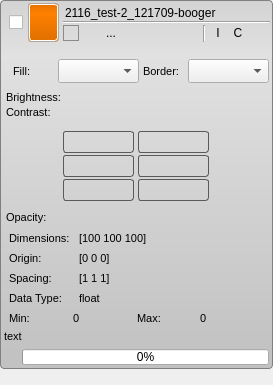
Above: src/Interface/AppInterface/LayerWidget.ui from SCIInstitute/Seg3D before the change. Below: the same form after it.
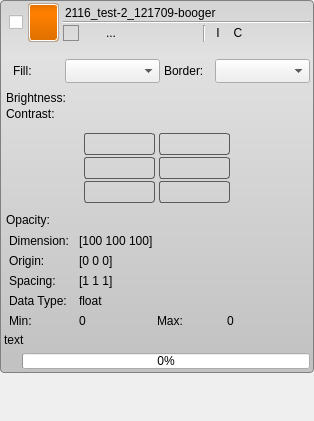
That is the form after the change. Icons and pictures are not drawn.

Patch:
```diff
--- a/src/Interface/AppInterface/LayerWidget.ui
+++ b/src/Interface/AppInterface/LayerWidget.ui
@@ -6,8 +6,8 @@
    <rect>
     <x>0</x>
     <y>0</y>
-    <width>273</width>
-    <height>385</height>
+    <width>314</width>
+    <height>421</height>
    </rect>
   </property>
   <property name="mouseTracking">
@@ -815,11 +815,6 @@
                 <height>30</height>
                </size>
               </property>
-              <property name="font">
-               <font>
-                <pointsize>8</pointsize>
-               </font>
-              </property>
               <property name="text">
                <string>Fill:</string>
               </property>
@@ -849,11 +844,6 @@
                 <height>30</height>
                </size>
               </property>
-              <property name="font">
-               <font>
-                <pointsize>8</pointsize>
-               </font>
-              </property>
               <property name="text">
                <string>Border:</string>
               </property>
@@ -898,11 +888,6 @@
                    <verstretch>0</verstretch>
                   </sizepolicy>
                  </property>
-                 <property name="font">
-                  <font>
-                   <pointsize>8</pointsize>
-                  </font>
-                 </property>
                  <property name="text">
                   <string>Brightness:</string>
                  </property>
@@ -940,11 +925,6 @@
                    <height>16777215</height>
                   </size>
                  </property>
-                 <property name="font">
-                  <font>
-                   <pointsize>8</pointsize>
-                  </font>
-                 </property>
                  <property name="text">
                   <string>Contrast:</string>
                  </property>
@@ -1156,11 +1136,6 @@
             </property>
             <item>
              <widget class="QLabel" name="opacity_label_">
-              <property name="font">
-               <font>
-                <pointsize>8</pointsize>
-               </font>
-              </property>
               <property name="text">
                <string>Opacity:</string>
               </property>
@@ -1206,23 +1181,13 @@
                <height>20</height>
               </size>
              </property>
-             <property name="font">
-              <font>
-               <pointsize>8</pointsize>
-              </font>
-             </property>
              <property name="text">
-              <string>Dimensions:</string>
+              <string>Dimension:</string>
              </property>
             </widget>
            </item>
            <item>
             <widget class="QLabel" name="dimensions_">
-             <property name="font">
-              <font>
-               <pointsize>8</pointsize>
-              </font>
-             </property>
              <property name="text">
               <string>[100 100 100]</string>
              </property>
@@ -1246,11 +1211,6 @@
                <height>20</height>
               </size>
              </property>
-             <property name="font">
-              <font>
-               <pointsize>8</pointsize>
-              </font>
-             </property>
              <property name="text">
               <string>Origin:</string>
              </property>
@@ -1258,11 +1218,6 @@
            </item>
            <item>
             <widget class="QLabel" name="origin_label_">
-             <property name="font">
-              <font>
-               <pointsize>8</pointsize>
-              </font>
-             </property>
              <property name="text">
               <string>[0 0 0]</string>
              </property>
@@ -1286,11 +1241,6 @@
                <height>20</height>
               </size>
              </property>
-             <property name="font">
-              <font>
-               <pointsize>8</pointsize>
-              </font>
-             </property>
              <property name="text">
               <string>Spacing:</string>
              </property>
@@ -1298,11 +1248,6 @@
            </item>
            <item>
             <widget class="QLabel" name="spacing_label_">
-             <property name="font">
-              <font>
-               <pointsize>8</pointsize>
-              </font>
-             </property>
              <property name="text">
               <string>[1 1 1]</string>
              </property>
@@ -1335,11 +1280,6 @@
                   <height>20</height>
                  </size>
                 </property>
-                <property name="font">
-                 <font>
-                  <pointsize>8</pointsize>
-                 </font>
-                </property>
                 <property name="text">
                  <string>Data Type:</string>
                 </property>
@@ -1347,11 +1287,6 @@
               </item>
               <item>
                <widget class="QLabel" name="datatype_label_">
-                <property name="font">
-                 <font>
-                  <pointsize>8</pointsize>
-                 </font>
-                </property>
                 <property name="text">
                  <string>float</string>
                 </property>
@@ -1375,11 +1310,6 @@
                   <height>20</height>
                  </size>
                 </property>
-                <property name="font">
-                 <font>
-                  <pointsize>8</pointsize>
-                 </font>
-                </property>
                 <property name="text">
                  <string>Min:</string>
                 </property>
@@ -1387,11 +1317,6 @@
               </item>
               <item>
                <widget class="QLabel" name="min_label_">
-                <property name="font">
-                 <font>
-                  <pointsize>8</pointsize>
-                 </font>
-                </property>
                 <property name="text">
                  <string>0</string>
                 </property>
@@ -1411,11 +1336,6 @@
                   <height>20</height>
                  </size>
                 </property>
-                <property name="font">
-                 <font>
-                  <pointsize>8</pointsize>
-                 </font>
-                </property>
                 <property name="text">
                  <string>Max:</string>
                 </property>
@@ -1423,11 +1343,6 @@
               </item>
               <item>
                <widget class="QLabel" name="max_label_">
-                <property name="font">
-                 <font>
-                  <pointsize>8</pointsize>
-                 </font>
-                </property>
                 <property name="text">
                  <string>0</string>
                 </property>
@@ -1461,11 +1376,6 @@
          </property>
          <item>
           <widget class="QLabel" name="abort_text_">
-           <property name="font">
-            <font>
-             <pointsize>8</pointsize>
-            </font>
-           </property>
            <property name="text">
             <string>text</string>
            </property>
```
Left out of the diff: 10 changed lines with no effect on the pictures.
